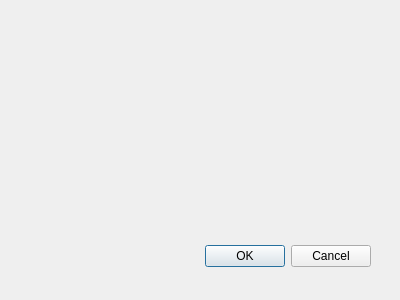
Old version of the form ui/add_professor.ui in the repository rigma/gestnotes.
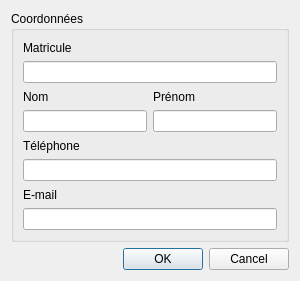
New version of the form.

The edit to the form file:
```diff
--- a/ui/add_professor.ui
+++ b/ui/add_professor.ui
@@ -3,34 +3,121 @@
  <comment></comment>
  <exportmacro></exportmacro>
  <class>Dialog</class>
- <widget class="QDialog" name="Dialog" >
-  <property name="geometry" >
+ <widget class="QDialog" name="Dialog">
+  <property name="geometry">
    <rect>
     <x>0</x>
     <y>0</y>
-    <width>400</width>
-    <height>300</height>
+    <width>300</width>
+    <height>281</height>
    </rect>
   </property>
   <property name="windowTitle" >
    <string>Dialog</string>
   </property>
-  <widget class="QDialogButtonBox" name="buttonBox" >
-   <property name="geometry" >
-    <rect>
-     <x>30</x>
-     <y>240</y>
-     <width>341</width>
-     <height>32</height>
-    </rect>
-   </property>
-   <property name="orientation" >
-    <enum>Qt::Horizontal</enum>
-   </property>
-   <property name="standardButtons" >
-    <set>QDialogButtonBox::Cancel|QDialogButtonBox::Ok</set>
-   </property>
-  </widget>
+  <layout class="QGridLayout" name="gridLayout_2">
+   <item row="0" column="0">
+    <layout class="QVBoxLayout" name="verticalLayout_7">
+     <item>
+      <widget class="QGroupBox" name="groupBox">
+       <property name="title">
+        <string>Coordonnées</string>
+       </property>
+       <layout class="QGridLayout" name="gridLayout">
+        <item row="0" column="0">
+         <layout class="QVBoxLayout" name="verticalLayout_6">
+          <item>
+           <layout class="QVBoxLayout" name="verticalLayout">
+            <item>
+             <widget class="QLabel" name="Label_Matricule">
+              <property name="text">
+               <string>Matricule</string>
+              </property>
+             </widget>
+            </item>
+            <item>
+             <widget class="QLineEdit" name="LineEdit_Matricule"/>
+            </item>
+           </layout>
+          </item>
+          <item>
+           <layout class="QHBoxLayout" name="horizontalLayout">
+            <item>
+             <layout class="QVBoxLayout" name="verticalLayout_2">
+              <item>
+               <widget class="QLabel" name="Label_Nom">
+                <property name="text">
+                 <string>Nom</string>
+                </property>
+               </widget>
+              </item>
+              <item>
+               <widget class="QLineEdit" name="lineEdit_Nom"/>
+              </item>
+             </layout>
+            </item>
+            <item>
+             <layout class="QVBoxLayout" name="verticalLayout_3">
+              <item>
+               <widget class="QLabel" name="Label_Prenom">
+                <property name="text">
+                 <string>Prénom</string>
+                </property>
+               </widget>
+              </item>
+              <item>
+               <widget class="QLineEdit" name="LineEdit_Prenom"/>
+              </item>
+             </layout>
+            </item>
+           </layout>
+          </item>
+          <item>
+           <layout class="QVBoxLayout" name="verticalLayout_4">
+            <item>
+             <widget class="QLabel" name="Label_Tel">
+              <property name="text">
+               <string>Téléphone</string>
+              </property>
+             </widget>
+            </item>
+            <item>
+             <widget class="QLineEdit" name="LineEdit_Tel"/>
+            </item>
+           </layout>
+          </item>
+          <item>
+           <layout class="QVBoxLayout" name="verticalLayout_5">
+            <item>
+             <widget class="QLabel" name="Label_Mail">
+              <property name="text">
+               <string>E-mail</string>
+              </property>
+             </widget>
+            </item>
+            <item>
+             <widget class="QLineEdit" name="LineEditMail"/>
+            </item>
+           </layout>
+          </item>
+         </layout>
+        </item>
+       </layout>
+      </widget>
+     </item>
+     <item>
+      <widget class="QDialogButtonBox" name="buttonBox">
+       <property name="orientation">
+        <enum>Qt::Horizontal</enum>
+       </property>
+       <property name="standardButtons">
+        <set>QDialogButtonBox::Cancel|QDialogButtonBox::Ok</set>
+       </property>
+      </widget>
+     </item>
+    </layout>
+   </item>
+  </layout>
  </widget>
  <pixmapfunction></pixmapfunction>
  <resources/>
```
Left out of the diff: 18 changed lines with no effect on the pictures.
